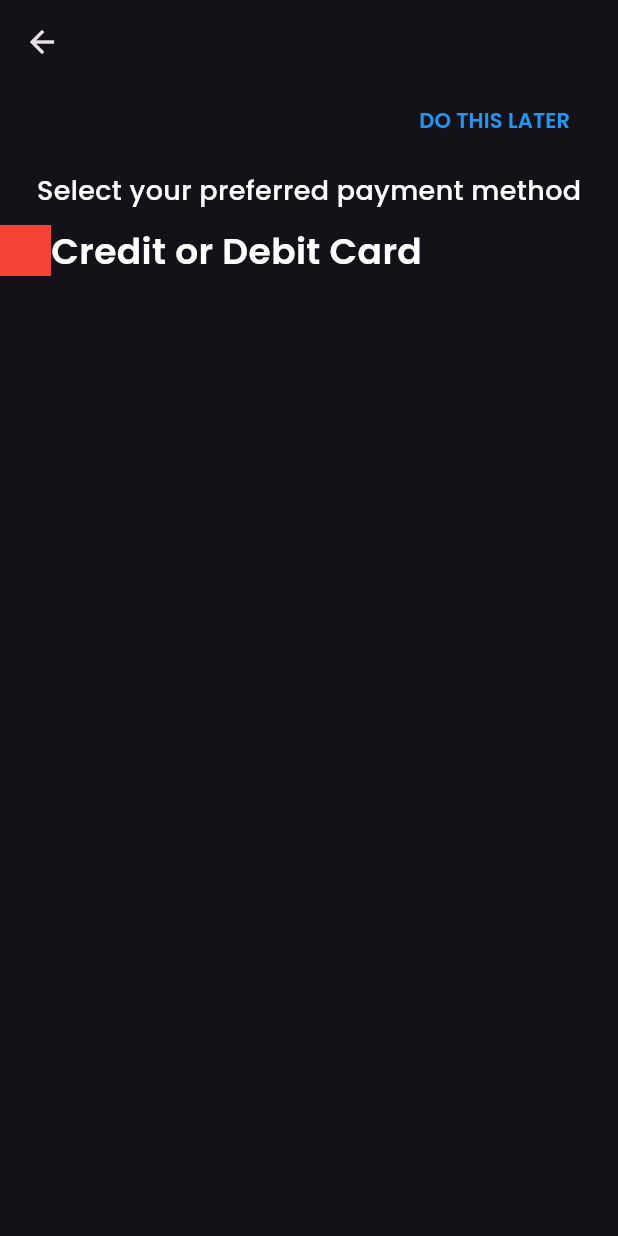
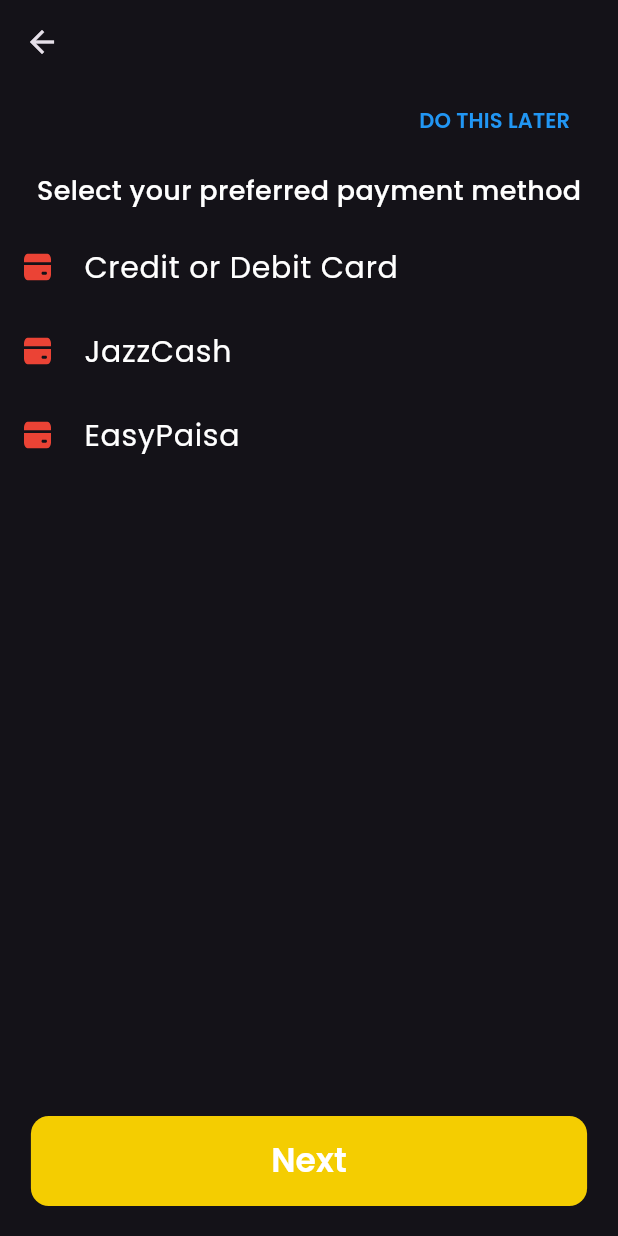
Before and after one commit to RashidMinhas47/Markhor-Movers, a Flutter app: the AddPaymentScreen screen opened by its route, on a phone screen of 412 x 824 dp. Run offline on Flutter 3.47's test engine with Material 2 defaults, Android fonts, the phone set to English and light mode, and no system bars; our stand-ins replace firebase_core, flutter_svg, google_fonts; accounts and stored records are empty.

Commit message:
after noon

```diff
--- a/lib/components/leading_title_text.dart
+++ b/lib/components/leading_title_text.dart
@@ -7,6 +7,7 @@ class LeadingTitleText extends StatelessWidget {
       this.color = Colors.white,
       this.fontSize = 24,
       this.padding,
+      this.textAlign,
       this.fontWeight = FontWeight.w600})
       : super(key: key);
 
@@ -14,6 +15,7 @@ class LeadingTitleText extends StatelessWidget {
   final double? fontSize;
   final FontWeight? fontWeight;
   final Color? color;
+  final TextAlign? textAlign;
   final EdgeInsets? padding;
 
   @override
@@ -24,6 +26,7 @@ class LeadingTitleText extends StatelessWidget {
       //     EdgeInsets.symmetric(horizontal: paddingDouble*24, vertical: paddingDouble *7 ),
       child: Text(
         title,
+        textAlign: textAlign,
         style: GoogleFonts.poppins(
           fontSize: fontSize,
           fontWeight: fontWeight,
--- a/lib/components/profile_card.dart
+++ b/lib/components/profile_card.dart
@@ -24,7 +24,7 @@ class ProfileCard extends StatelessWidget {
             radius: 30,
             child: Center(
                 child: SvgPicture.asset(
-              personIcon,
+              kPersonIcon,
               fit: BoxFit.contain,
               width: 70,
             )),
--- a/lib/constants/colors_scheme.dart
+++ b/lib/constants/colors_scheme.dart
@@ -2,3 +2,4 @@ import 'package:flutter/material.dart';
 
 const kPrimaryColor = Color(0xFFF4CD01);
 const kScaffolColor = Color(0xFF1A1A1A);
+const kDarkGreyColor = Color(0xFF2B2B2B);
--- a/lib/main.dart
+++ b/lib/main.dart
@@ -4,6 +4,7 @@ import 'package:markhor_movers/firebase_options.dart';
 import 'package:markhor_movers/screens/auth/add_payment.dart';
 import 'package:markhor_movers/screens/auth/create_profile.dart';
 import 'package:markhor_movers/screens/auth/otp_screen.dart';
+import 'package:markhor_movers/screens/home/home.dart';
 
 import 'screens/auth/sign_in.dart';
 
@@ -28,6 +29,7 @@ class MyApp extends StatelessWidget {
         OTPScreen.scr: (context) => const OTPScreen(),
         CreateProfile.scr: (context) => const CreateProfile(),
         AddPaymentScreen.scr: (context) => const AddPaymentScreen(),
+        HomeScreen.scr: (context) => const HomeScreen(),
       },
     );
   }
--- a/lib/screens/auth/add_payment.dart
+++ b/lib/screens/auth/add_payment.dart
@@ -1,5 +1,9 @@
 import 'package:flutter/material.dart';
+import 'package:flutter_svg/flutter_svg.dart';
+import 'package:markhor_movers/components/auth_button.dart';
 import 'package:markhor_movers/components/leading_title_text.dart';
+import 'package:markhor_movers/constants/image_urls.dart';
+import 'package:markhor_movers/screens/home/home.dart';
 
 class AddPaymentScreen extends StatefulWidget {
   static const String scr = '/AddPaymentScreen';
@@ -12,6 +16,7 @@ class AddPaymentScreen extends StatefulWidget {
 class _AddPaymentScreenState extends State<AddPaymentScreen> {
   @override
   Widget build(BuildContext context) {
+    final size = MediaQuery.of(context).size;
     return Scaffold(
       appBar: AppBar(),
       body: Center(
@@ -36,17 +41,46 @@ class _AddPaymentScreenState extends State<AddPaymentScreen> {
             "Select your preferred payment method",
             fontSize: 18,
             fontWeight: FontWeight.w500,
-            padding: EdgeInsets.symmetric(horizontal: 20.0, vertical: 10.0),
+            padding:
+                const EdgeInsets.symmetric(horizontal: 20.0, vertical: 10.0),
           ),
-          Row(
-            children: [
-              Container(
-                color: Colors.red,
-                height: 34,
-                width: 34,
-              ),
-              LeadingTitleText("Credit or Debit Card"),
-            ],
+          ListTile(
+            onTap: () {},
+            leading: SvgPicture.asset(kCardIcon),
+            title: LeadingTitleText(
+              "Credit or Debit Card",
+              fontSize: 20,
+              fontWeight: FontWeight.w400,
+            ),
+          ),
+          ListTile(
+            onTap: () {},
+            leading: SvgPicture.asset(kCardIcon),
+            title: LeadingTitleText(
+              "JazzCash",
+              fontSize: 20,
+              fontWeight: FontWeight.w400,
+            ),
+          ),
+          ListTile(
+            onTap: () {},
+            leading: SvgPicture.asset(kCardIcon),
+            title: LeadingTitleText(
+              "EasyPaisa",
+              fontSize: 20,
+              fontWeight: FontWeight.w400,
+            ),
+          ),
+          Spacer(),
+          AuthButton(
+            onPressed: () {
+              Navigator.pushNamed(context, HomeScreen.scr);
+            },
+            title: 'Next',
+            size: Size(size.width * 0.9, 60),
+          ),
+          SizedBox(
+            height: 20,
           )
         ],
       )),
```
Also changed, not shown: lib/components/book_ride_btn.dart (added, +41 -0 lines), lib/constants/image_urls.dart (+9 -7 lines), lib/screens/auth/create_profile.dart (+5 -2 lines), lib/screens/auth/sign_in.dart (+5 -5 lines), lib/screens/home/home.dart (added, +84 -0 lines), assets/svg/Credit Card.svg (added), assets/svg/map_pic.svg (added).
